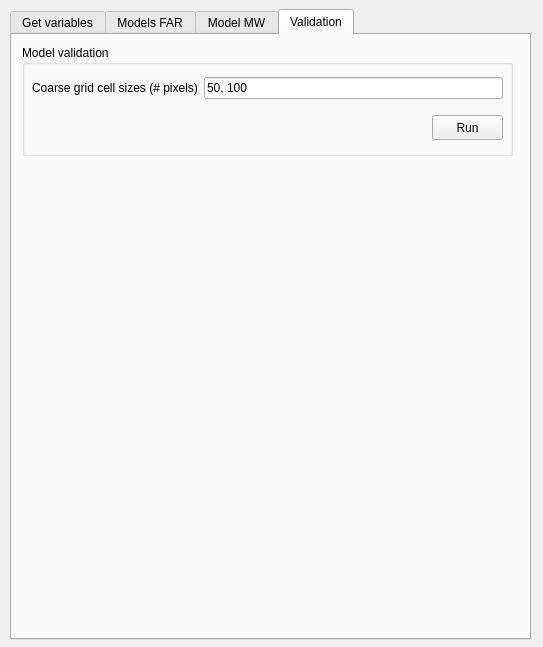
Above: forestatrisk_plugin_dialog_base.ui from ghislainv/deforisk-qgis-plugin before the change. Below: the same form after it.
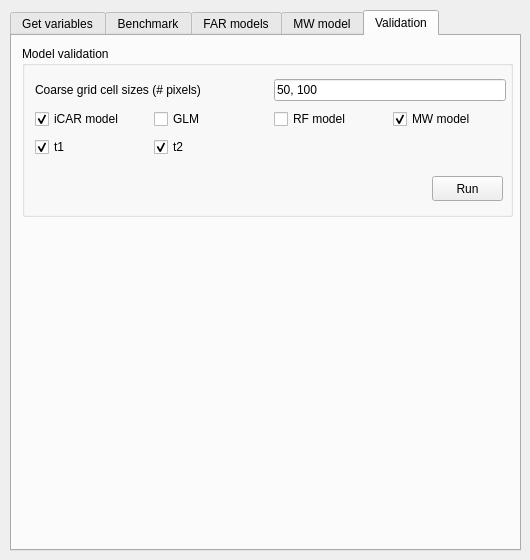
That is the form after the change. The open tabs and pages were chosen to show the change.

```diff
--- a/forestatrisk_plugin_dialog_base.ui
+++ b/forestatrisk_plugin_dialog_base.ui
@@ -6,8 +6,8 @@
    <rect>
     <x>0</x>
     <y>0</y>
-    <width>543</width>
-    <height>647</height>
+    <width>530</width>
+    <height>560</height>
    </rect>
   </property>
   <property name="windowTitle">
@@ -17,9 +17,9 @@
    <property name="geometry">
     <rect>
      <x>10</x>
-     <y>9</y>
-     <width>521</width>
-     <height>631</height>
+     <y>10</y>
+     <width>511</width>
+     <height>541</height>
     </rect>
    </property>
    <property name="currentIndex">
@@ -214,7 +214,38 @@
    </widget>
    <widget class="QWidget" name="tab_models_far">
     <attribute name="title">
-     <string>Models FAR</string>
+     <string>Benchmark</string>
+    </attribute>
+    <widget class="QGroupBox" name="groupBox_bmark_model">
+     <property name="geometry">
+      <rect>
+       <x>10</x>
+       <y>10</y>
+       <width>491</width>
+       <height>71</height>
+      </rect>
+     </property>
+     <property name="title">
+      <string>Fit model to data</string>
+     </property>
+     <widget class="QPushButton" name="run_bmark_calibrate">
+      <property name="geometry">
+       <rect>
+        <x>410</x>
+        <y>30</y>
+        <width>71</width>
+        <height>25</height>
+       </rect>
+      </property>
+      <property name="text">
+       <string>Run</string>
+      </property>
+     </widget>
+    </widget>
+   </widget>
+   <widget class="QWidget" name="tab_far_models">
+    <attribute name="title">
+     <string>FAR models</string>
     </attribute>
     <widget class="QGroupBox" name="groupBox_models">
      <property name="geometry">
@@ -463,7 +494,7 @@
         <height>89</height>
        </rect>
       </property>
-      <layout class="QGridLayout" name="gridLayout_2">
+      <layout class="QGridLayout" name="gridLayout_5">
        <item row="0" column="0">
         <widget class="QLabel" name="label_nsamp">
          <property name="text">
@@ -534,7 +565,7 @@
    </widget>
    <widget class="QWidget" name="tab_model_mw">
     <attribute name="title">
-     <string>Model MW</string>
+     <string>MW model</string>
     </attribute>
     <widget class="QGroupBox" name="groupBox_rmj_model">
      <property name="geometry">
@@ -662,7 +693,7 @@
        <x>10</x>
        <y>10</y>
        <width>491</width>
-       <height>111</height>
+       <height>171</height>
       </rect>
      </property>
      <property name="title">
@@ -672,7 +703,7 @@
       <property name="geometry">
        <rect>
         <x>410</x>
-        <y>70</y>
+        <y>130</y>
         <width>71</width>
         <height>25</height>
        </rect>
@@ -681,35 +712,113 @@
        <string>Run</string>
       </property>
      </widget>
-    </widget>
-    <widget class="QWidget" name="">
-     <property name="geometry">
-      <rect>
-       <x>20</x>
-       <y>40</y>
-       <width>471</width>
-       <height>27</height>
-      </rect>
-     </property>
-     <layout class="QGridLayout" name="gridLayout_5">
-      <item row="0" column="0">
-       <widget class="QLabel" name="label_csize_val">
-        <property name="text">
-         <string>Coarse grid cell sizes (# pixels)</string>
-        </property>
-       </widget>
-      </item>
-      <item row="0" column="1">
-       <widget class="QLineEdit" name="csizes_val">
-        <property name="text">
-         <string>50, 100</string>
-        </property>
-        <property name="placeholderText">
-         <string>50, 100, 1054</string>
-        </property>
-       </widget>
-      </item>
-     </layout>
+     <widget class="QWidget" name="">
+      <property name="geometry">
+       <rect>
+        <x>13</x>
+        <y>31</y>
+        <width>471</width>
+        <height>85</height>
+       </rect>
+      </property>
+      <layout class="QGridLayout" name="gridLayout_2">
+       <item row="0" column="0" colspan="2">
+        <widget class="QLabel" name="label_csize_val">
+         <property name="text">
+          <string>Coarse grid cell sizes (# pixels)</string>
+         </property>
+        </widget>
+       </item>
+       <item row="0" column="2" colspan="2">
+        <widget class="QLineEdit" name="csizes_val">
+         <property name="text">
+          <string>50, 100</string>
+         </property>
+         <property name="placeholderText">
+          <string>50, 100, 1054</string>
+         </property>
+        </widget>
+       </item>
+       <item row="1" column="0">
+        <widget class="QCheckBox" name="val_icar">
+         <property name="text">
+          <string>iCAR model</string>
+         </property>
+         <property name="checked">
+          <bool>true</bool>
+         </property>
+         <property name="tristate">
+          <bool>false</bool>
+         </property>
+        </widget>
+       </item>
+       <item row="1" column="1">
+        <widget class="QCheckBox" name="val_glm">
+         <property name="text">
+          <string>GLM</string>
+         </property>
+         <property name="checked">
+          <bool>false</bool>
+         </property>
+         <property name="tristate">
+          <bool>false</bool>
+         </property>
+        </widget>
+       </item>
+       <item row="1" column="2">
+        <widget class="QCheckBox" name="val_rf">
+         <property name="text">
+          <string>RF model</string>
+         </property>
+         <property name="checked">
+          <bool>false</bool>
+         </property>
+         <property name="tristate">
+          <bool>false</bool>
+         </property>
+        </widget>
+       </item>
+       <item row="1" column="3">
+        <widget class="QCheckBox" name="val_mw">
+         <property name="text">
+          <string>MW model</string>
+         </property>
+         <property name="checked">
+          <bool>true</bool>
+         </property>
+         <property name="tristate">
+          <bool>false</bool>
+         </property>
+        </widget>
+       </item>
+       <item row="2" column="0">
+        <widget class="QCheckBox" name="val_t1">
+         <property name="text">
+          <string>t1</string>
+         </property>
+         <property name="checked">
+          <bool>true</bool>
+         </property>
+         <property name="tristate">
+          <bool>false</bool>
+         </property>
+        </widget>
+       </item>
+       <item row="2" column="1">
+        <widget class="QCheckBox" name="val_t2">
+         <property name="text">
+          <string>t2</string>
+         </property>
+         <property name="checked">
+          <bool>true</bool>
+         </property>
+         <property name="tristate">
+          <bool>false</bool>
+         </property>
+        </widget>
+       </item>
+      </layout>
+     </widget>
     </widget>
    </widget>
   </widget>
```
Left out of the diff: 246 changed lines with no effect on the pictures.
